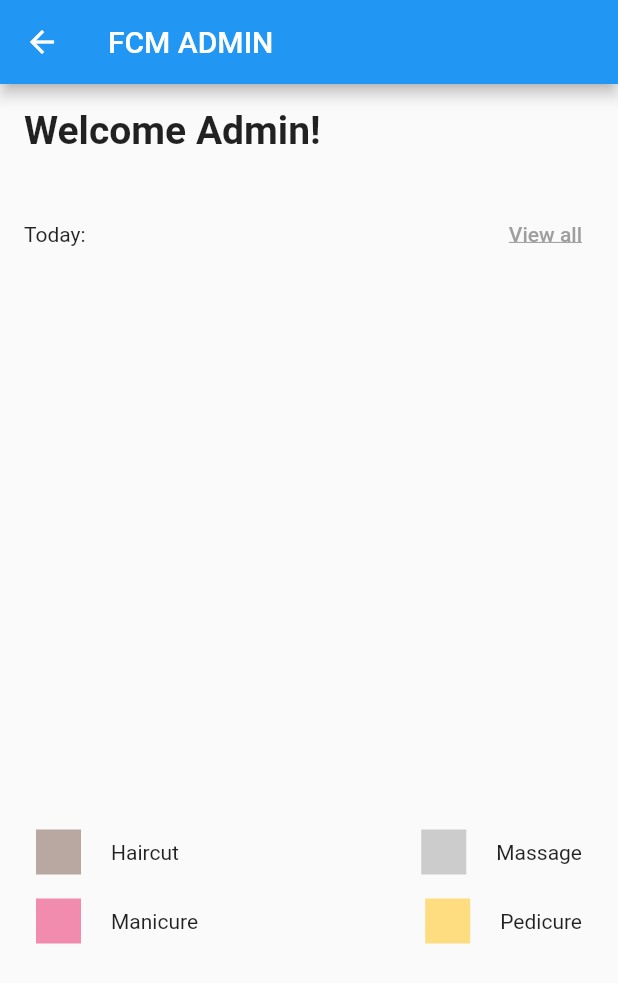
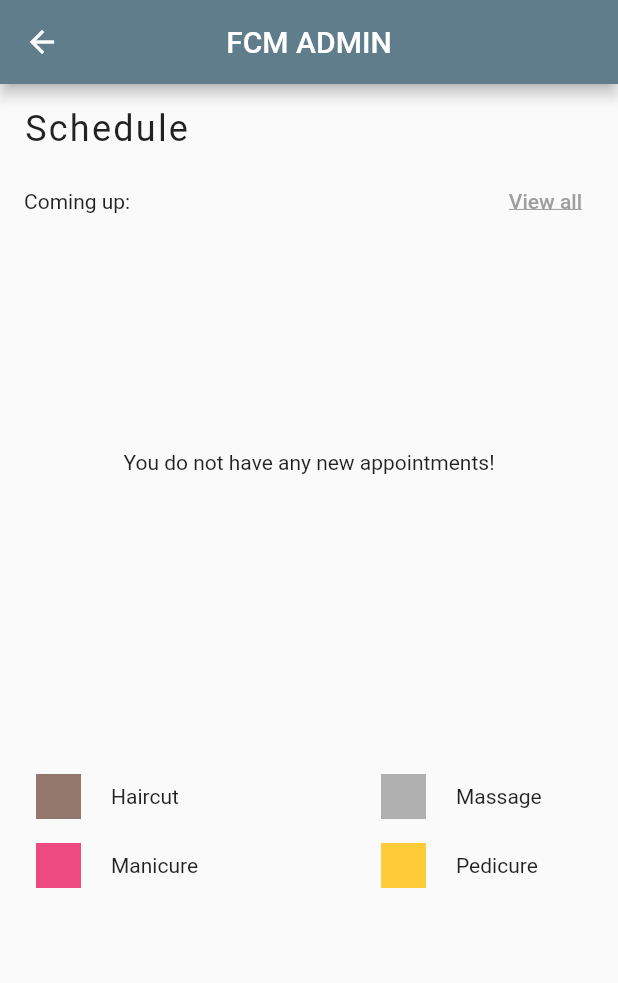
Before and after one commit to iamIkay/schedular_app, a Flutter app: the AdminHomePage screen opened directly, on a phone screen of 412 x 824 dp. Shown: the top 983 px of the screen. Run offline on Flutter 3.47's test engine with Material 2 defaults, Android fonts, the phone set to English and light mode, and no system bars; our stand-ins replace cloud_firestore, firebase_core; accounts and stored records are empty.

Commit message:
Cleaned up UI

```diff
--- a/lib/admin_screen.dart
+++ b/lib/admin_screen.dart
@@ -1,12 +1,15 @@
 import 'dart:developer';
-
 import 'package:cloud_firestore/cloud_firestore.dart';
 import 'package:flutter/material.dart';
-
+import 'package:schedular_app/helper_functions.dart';
 import 'appt_model.dart';
 
-//List<Appointment> appts = [];
 final db = FirebaseFirestore.instance;
+final apptCollection = db.collection('appointments');
+const haircutColor = Colors.brown;
+const massageColor = Colors.grey;
+const manicureColor = Colors.pink;
+const pedicureColor = Colors.amber;
 
 class AdminHomePage extends StatelessWidget {
   const AdminHomePage({super.key});
@@ -14,19 +17,19 @@ class AdminHomePage extends StatelessWidget {
   @override
   Widget build(BuildContext context) {
     return Scaffold(
-      appBar: AppBar(title: const Text("FCM ADMIN")),
+      appBar: AppBar(centerTitle: true, title: const Text("FCM ADMIN")),
       body: SingleChildScrollView(
         child: Padding(
           padding: const EdgeInsets.all(16.0),
           child:
               Column(crossAxisAlignment: CrossAxisAlignment.start, children: [
-            const Text("Welcome Admin!",
-                style: TextStyle(fontSize: 26.0, fontWeight: FontWeight.bold)),
-            const SizedBox(height: 30.0),
+            const Text("Schedule",
+                style: TextStyle(fontSize: 24.0, letterSpacing: 1.5)),
+            const SizedBox(height: 10.0),
             Row(
               mainAxisAlignment: MainAxisAlignment.spaceBetween,
               children: [
-                const Text("Today:"),
+                const Text("Coming up:"),
                 TextButton(
                     child: const Text("View all",
                         style: TextStyle(
@@ -35,22 +38,19 @@ class AdminHomePage extends StatelessWidget {
                     onPressed: () {}),
               ],
             ),
-            const SizedBox(height: 15.0),
             const Schedule(),
             const SizedBox(height: 30.0),
-            /* const Text("Tomorrow:"),
-            const Schedule(), */
             Row(
                 mainAxisAlignment: MainAxisAlignment.spaceBetween,
                 children: const [
-                  ColorIdentifier(color: Colors.brown, service: "Haircut"),
-                  ColorIdentifier(color: Colors.grey, service: "Massage"),
+                  ColorIdentifier(color: haircutColor, service: "Haircut"),
+                  ColorIdentifier(color: massageColor, service: "Massage"),
                 ]),
             Row(
               mainAxisAlignment: MainAxisAlignment.spaceBetween,
               children: const [
-                ColorIdentifier(color: Colors.pink, service: "Manicure"),
-                ColorIdentifier(color: Colors.amber, service: "Pedicure"),
+                ColorIdentifier(color: manicureColor, service: "Manicure"),
+                ColorIdentifier(color: pedicureColor, service: "Pedicure"),
               ],
             )
           ]),
@@ -68,23 +68,33 @@ class Schedule extends StatelessWidget {
     return Padding(
         padding: const EdgeInsets.only(bottom: 20.0),
         child: StreamBuilder(
-          stream: getAppointments(),
+          stream: getAppointments,
           builder: ((context, AsyncSnapshot<QuerySnapshot> snapshot) {
             if (snapshot.connectionState == ConnectionState.waiting) {
-              return const CircularProgressIndicator();
+              return const Center(child: CircularProgressIndicator());
+            }
+
+            if (snapshot.data!.docs.isEmpty) {
+              return const SizedBox(
+                height: 300.0,
+                child: Center(
+                    child: Text("You do not have any new appointments!")),
+              );
             }
 
             if (snapshot.hasData) {
               List<Appointment> appts = [];
 
               for (var doc in snapshot.data!.docs) {
-                appts.add(
-                    Appointment.fromJson(doc.data() as Map<String, dynamic>));
+                final appt =
+                    Appointment.fromJson(doc.data() as Map<String, dynamic>);
+
+                appts.add(appt);
               }
               return SizedBox(
                 height: 300.0,
                 child: ListView.builder(
-                  physics: NeverScrollableScrollPhysics(),
+                  physics: const NeverScrollableScrollPhysics(),
                   itemCount: appts.length,
                   itemBuilder: (context, index) {
                     return ScheduleCard(appts[index]);
@@ -93,23 +103,17 @@ class Schedule extends StatelessWidget {
               );
             }
 
-            return SizedBox();
+            return const SizedBox();
           }),
-        )
-
-        /*  ListView.builder(
-        itemCount: appts.length,
-        itemBuilder: (context, index) {
-          return ScheduleCard(appts[index]);
-        },
-      ), */
-        );
+        ));
   }
 }
 
-Stream<QuerySnapshot> getAppointments() {
-  return db.collection('appointments').orderBy('time').snapshots();
-}
+//Stream to get all future appointment
+final Stream<QuerySnapshot> getAppointments = apptCollection
+    .orderBy('time')
+    .where('time', isGreaterThan: Timestamp.fromDate(DateTime.now()))
+    .snapshots();
 
 class ScheduleCard extends StatelessWidget {
   final Appointment appointment;
@@ -121,32 +125,54 @@ class ScheduleCard extends StatelessWidget {
 
     switch (appointment.service) {
       case "haircut":
-        cardColor = Colors.brown;
+        cardColor = haircutColor;
         break;
       case "massage":
-        cardColor = Colors.grey;
+        cardColor = massageColor;
         break;
       case "manicure":
-        cardColor = Colors.pink;
+        cardColor = manicureColor;
         break;
       case "pedicure":
-        cardColor = Colors.amber;
+        cardColor = pedicureColor;
         break;
     }
-    return Container(
+    return GestureDetector(
+      onTap: () {},
+      child: Container(
         height: 50.0,
-      color: cardColor.withOpacity(0.5),
         margin: const EdgeInsets.only(bottom: 10.0),
         child: Card(
           elevation: 10.0,
           child: Padding(
-          padding: const EdgeInsets.symmetric(horizontal: 10.0),
-          child:
-              Row(mainAxisAlignment: MainAxisAlignment.spaceBetween, children: [
+            padding: const EdgeInsets.only(right: 10.0),
+            child: Row(
+                mainAxisAlignment: MainAxisAlignment.spaceBetween,
+                children: [
                   SizedBox(
-                width: 100.0,
-                child: Text(appointment.name, overflow: TextOverflow.ellipsis)),
-            Text(checkDate("${appointment.time.toLocal()}".split(' ')[0])),
+                      width: 110.0,
+                      child: Row(
+                        children: [
+                          //Service color tag
+                          Container(
+                            color: cardColor.withOpacity(0.8),
+                            width: 5.0,
+                          ),
+
+                          const SizedBox(width: 15.0),
+
+                          //Client name
+                          Expanded(
+                              child: Text(appointment.name,
+                                  overflow: TextOverflow.ellipsis)),
+                        ],
+                      )),
+
+                  //Appointmemt date
+                  Text(
+                      checkDate("${appointment.time.toLocal()}".split(' ')[0])),
+
+                  //Appointment time
                   Row(
                     children: [
                       Text("${appointment.time.toLocal()}"
@@ -161,30 +187,12 @@ class ScheduleCard extends StatelessWidget {
                 ]),
           ),
         ),
+      ),
     );
   }
 }
 
-checkDate(date) {
-  DateTime now = DateTime.now();
-  final today = DateTime(now.year, now.month, now.day);
-  final tomorrow = DateTime(now.year, now.month, now.day+1);
-
-  DateTime dateConvert = DateTime.parse(date);
-  final checkDate =
-      DateTime(dateConvert.year, dateConvert.month, dateConvert.day);
-
-  if (checkDate == today) {
-    return "Today";
-  }
-
-  if (checkDate == tomorrow) {
-    return "Tomorrow";
-  }
-
-  return date;
-}
-
+//Color Identify table
 class ColorIdentifier extends StatelessWidget {
   final service;
   final color;
@@ -192,18 +200,21 @@ class ColorIdentifier extends StatelessWidget {
 
   @override
   Widget build(BuildContext context) {
-    return Padding(
+    return SizedBox(
+      width: 150.0,
+      child: Padding(
         padding: const EdgeInsets.all(8.0),
         child: Row(
           children: [
             Container(
               height: 30,
               width: 30,
-            color: color.withOpacity(0.5),
+              color: color.withOpacity(0.8),
             ),
             const SizedBox(width: 20.0),
-          Text(service)
+            Expanded(child: Text(service))
           ],
+        ),
       ),
     );
   }
--- a/lib/main.dart
+++ b/lib/main.dart
@@ -15,12 +15,13 @@ Future<void> main() async {
 class MyApp extends StatelessWidget {
   const MyApp({Key? key}) : super(key: key);
 
+  static const primaryColor = Colors.blueGrey;
   @override
   Widget build(BuildContext context) {
     return MaterialApp(
       title: 'Flutter Demo',
       theme: ThemeData(
-        primarySwatch: Colors.blue,
+        primarySwatch: primaryColor,
       ),
       home: const LoginPage(),
     );
```
Also changed, not shown: lib/helper_functions.dart (added, +45 -0 lines), lib/login_page.dart (+34 -27 lines), lib/user_screen.dart (renamed from lib/home_page.dart, +135 -14 lines), pubspec.lock, 2 other files. Lines whose indentation alone changed are shown as unchanged.
